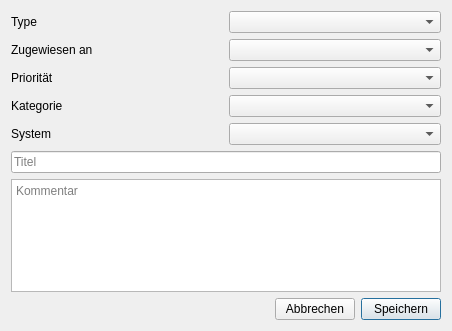
Before: the Qt Designer form NewTicket.ui in ghannami/TicketSystem, drawn with Qt 5.
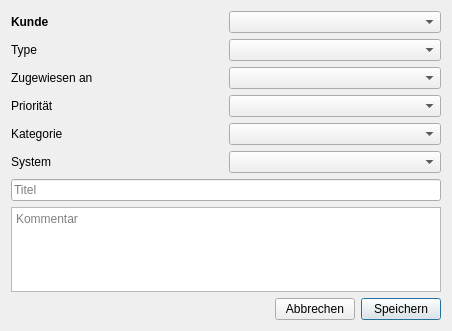
After: the same form once the commit is applied. Icons and pictures are not drawn.

Commit message: Added customer to ticket table.

The edit to the form file:
```diff
--- a/NewTicket.ui
+++ b/NewTicket.ui
@@ -20,56 +20,72 @@
   <layout class="QVBoxLayout" name="verticalLayout">
    <item>
     <layout class="QGridLayout" name="gridLayout">
-     <item row="2" column="0">
+     <item row="3" column="0">
       <widget class="QLabel" name="label_3">
        <property name="text">
         <string>Priorität</string>
        </property>
       </widget>
      </item>
-     <item row="2" column="1">
+     <item row="3" column="1">
       <widget class="QComboBox" name="priorityBox"/>
      </item>
-     <item row="1" column="1">
+     <item row="2" column="1">
       <widget class="QComboBox" name="toUserBox"/>
      </item>
-     <item row="0" column="1">
+     <item row="1" column="1">
       <widget class="QComboBox" name="typeBox"/>
      </item>
-     <item row="1" column="0">
+     <item row="2" column="0">
       <widget class="QLabel" name="label_2">
        <property name="text">
         <string>Zugewiesen an</string>
        </property>
       </widget>
      </item>
-     <item row="0" column="0">
+     <item row="1" column="0">
       <widget class="QLabel" name="label">
        <property name="text">
         <string>Type</string>
        </property>
       </widget>
      </item>
-     <item row="3" column="1">
+     <item row="4" column="1">
       <widget class="QComboBox" name="categorieBox"/>
      </item>
-     <item row="3" column="0">
+     <item row="4" column="0">
       <widget class="QLabel" name="label_4">
        <property name="text">
         <string>Kategorie</string>
        </property>
       </widget>
      </item>
-     <item row="4" column="0">
+     <item row="5" column="0">
       <widget class="QLabel" name="label_5">
        <property name="text">
         <string>System</string>
        </property>
       </widget>
      </item>
-     <item row="4" column="1">
+     <item row="5" column="1">
       <widget class="QComboBox" name="systemBox"/>
      </item>
+     <item row="0" column="0">
+      <widget class="QLabel" name="label_6">
+       <property name="font">
+        <font>
+         <weight>75</weight>
+         <bold>true</bold>
+        </font>
+       </property>
+       <property name="text">
+        <string>Kunde</string>
+       </property>
+      </widget>
+     </item>
+     <item row="0" column="1">
+      <widget class="QComboBox" name="customerBox"/>
+     </item>
     </layout>
    </item>
    <item>
```
The commit also changes 26 other files.
